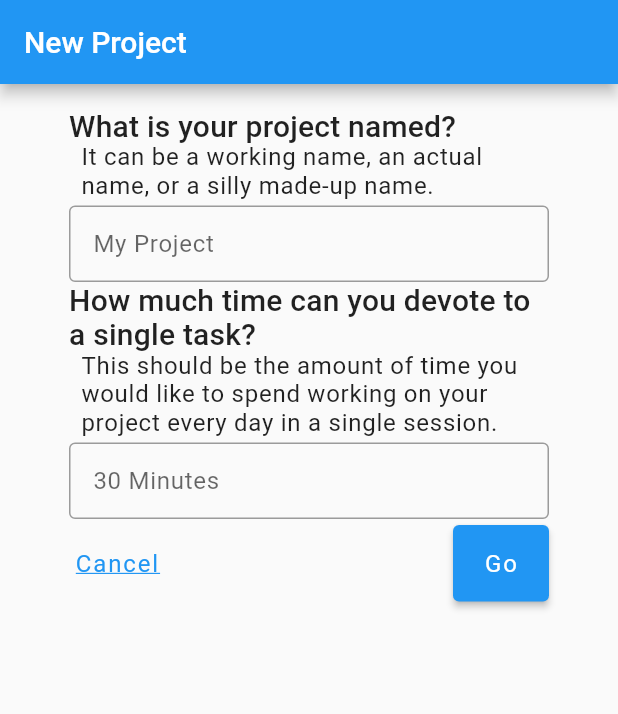
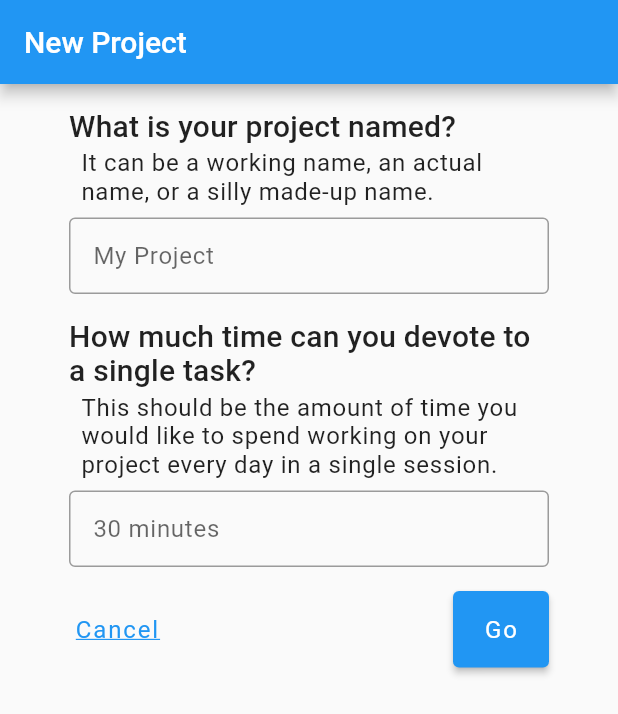
Before and after one commit to appgardenstudios/momentum, a Flutter app: the NewProjectPage screen opened by its route, on a phone screen of 412 x 824 dp. Shown: the top 714 px of the screen. Run offline on Flutter 3.47's test engine with Material 2 defaults, Android fonts, the phone set to English and light mode, and no system bars; our stand-ins replace go_router, sqflite; accounts and stored records are empty.

Commit message:
cleanup new project and new task

```diff
--- a/app/lib/page/new_project.dart
+++ b/app/lib/page/new_project.dart
@@ -52,11 +52,11 @@ class _NewProjectPageState extends State<NewProjectPage> {
                         padding: EdgeInsets.only(top: 16),
                         child: BoringH6('What is your project named?')),
                     const Padding(
-                        padding: EdgeInsets.only(left: 8),
+                        padding: EdgeInsets.only(top: 4, left: 8),
                         child: BoringText(
                             'It can be a working name, an actual name, or a silly made-up name.')),
                     Padding(
-                      padding: const EdgeInsets.only(top: 4),
+                      padding: const EdgeInsets.only(top: 8),
                       child: BoringTextFormField(
                         hint: 'My Project',
                         onSaved: (value) => projectName = value!,
@@ -70,16 +70,19 @@ class _NewProjectPageState extends State<NewProjectPage> {
                         },
                       ),
                     ),
-                    const BoringH6(
-                        'How much time can you devote to a single task?'),
                     const Padding(
-                        padding: EdgeInsets.only(left: 8),
+                      padding: EdgeInsets.only(top: 16),
+                      child: BoringH6(
+                          'How much time can you devote to a single task?'),
+                    ),
+                    const Padding(
+                        padding: EdgeInsets.only(top: 4, left: 8),
                         child: BoringText(
                             'This should be the amount of time you would like to spend working on your project every day in a single session.')),
                     Padding(
-                      padding: const EdgeInsets.only(top: 4),
+                      padding: const EdgeInsets.only(top: 8),
                       child: BoringTextFormField(
-                        hint: '30 Minutes',
+                        hint: '30 minutes',
                         onSaved: (value) => projectTaskTime = value!,
                         validator: (value) {
                           if (value == null || value.isEmpty) {
@@ -90,7 +93,7 @@ class _NewProjectPageState extends State<NewProjectPage> {
                       ),
                     ),
                     Padding(
-                        padding: const EdgeInsets.only(top: 4),
+                        padding: const EdgeInsets.only(top: 16),
                         child: Row(
                           children: [
                             BoringLink('Cancel',
```
Also changed, not shown: app/lib/page/new_task.dart (+11 -8 lines).
